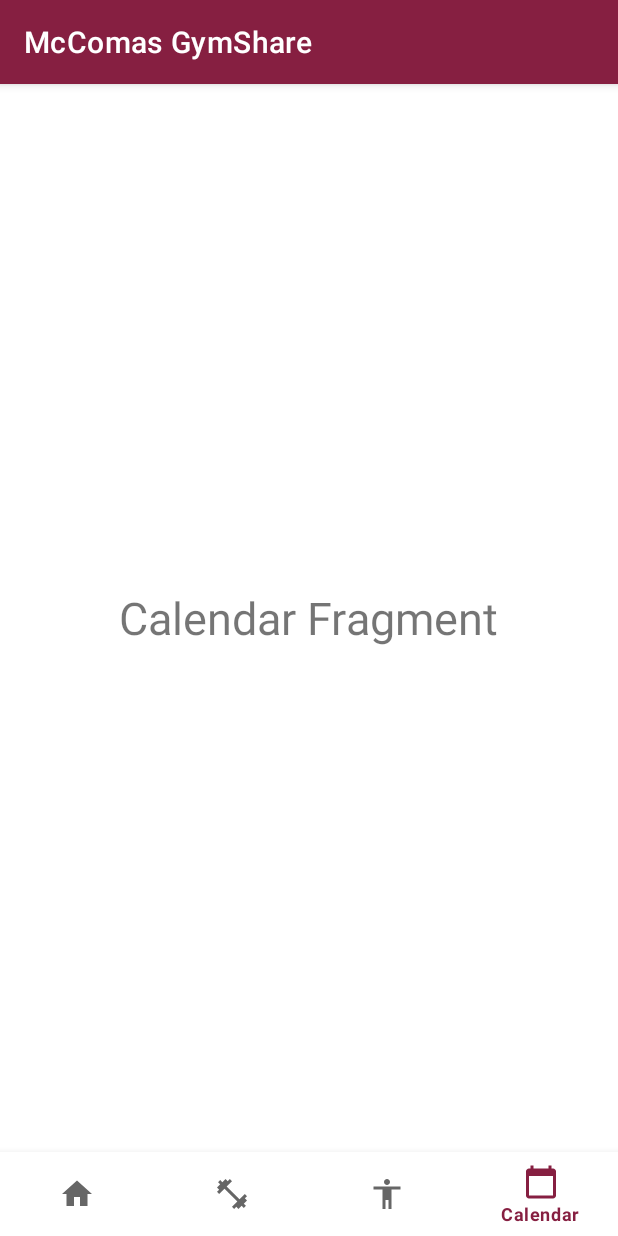
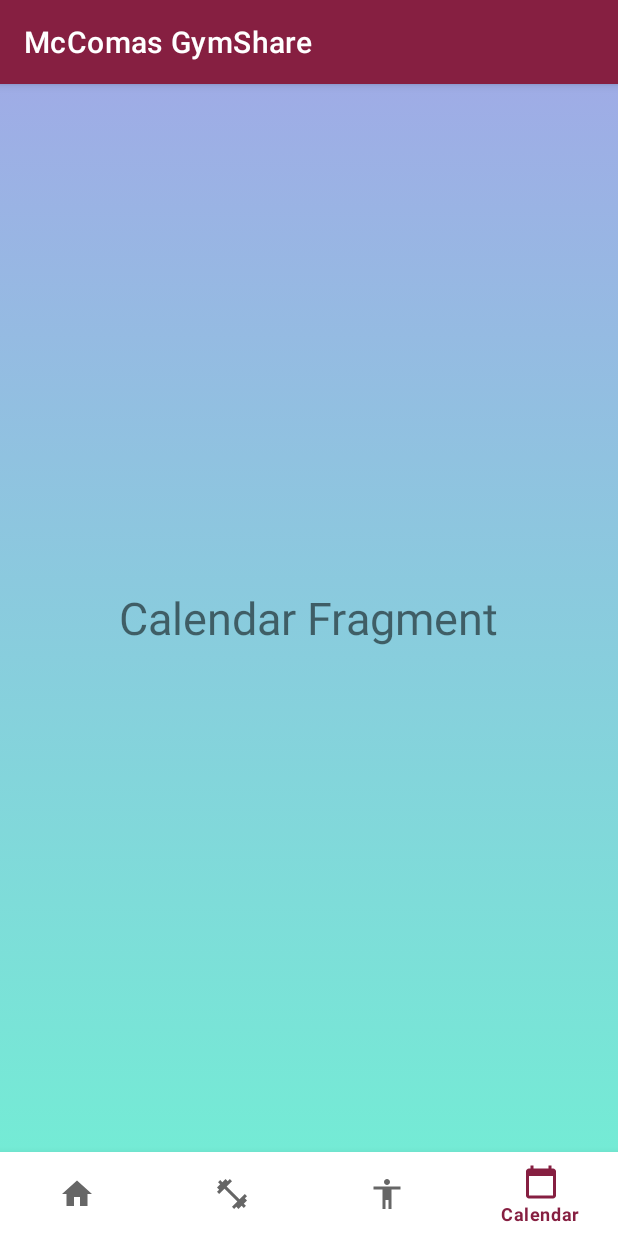
Before and after one commit to ryanmaxey6/McComas-GymShare, an Android app: the screen it shows after launch (MainActivity), item 4 of the bottom bar chosen, on a phone screen of 412 x 824 dp. Run offline under Robolectric (Android 15) with nearby library versions, the phone set to English and light mode, and no system bars; our stand-ins replace Firebase (no records; nobody signed in at launch, a user with empty details on screens opened directly).

Commit message:
Update activity_main.xml

```diff
--- a/app/src/main/res/layout/activity_main.xml
+++ b/app/src/main/res/layout/activity_main.xml
@@ -4,12 +4,15 @@
     xmlns:tools="http://schemas.android.com/tools"
     android:layout_width="match_parent"
     android:layout_height="match_parent"
-    tools:context=".MainActivity">
+
+    tools:context=".MainActivity"
+    android:background="@drawable/gradient">
 
     <FrameLayout
         android:id="@+id/fragment_container"
         android:layout_width="match_parent"
         android:layout_height="match_parent"
+        android:background="@drawable/gradient"
         android:layout_above="@id/bottom_navigation"/>
 
     <com.google.android.material.bottomnavigation.BottomNavigationView
```
